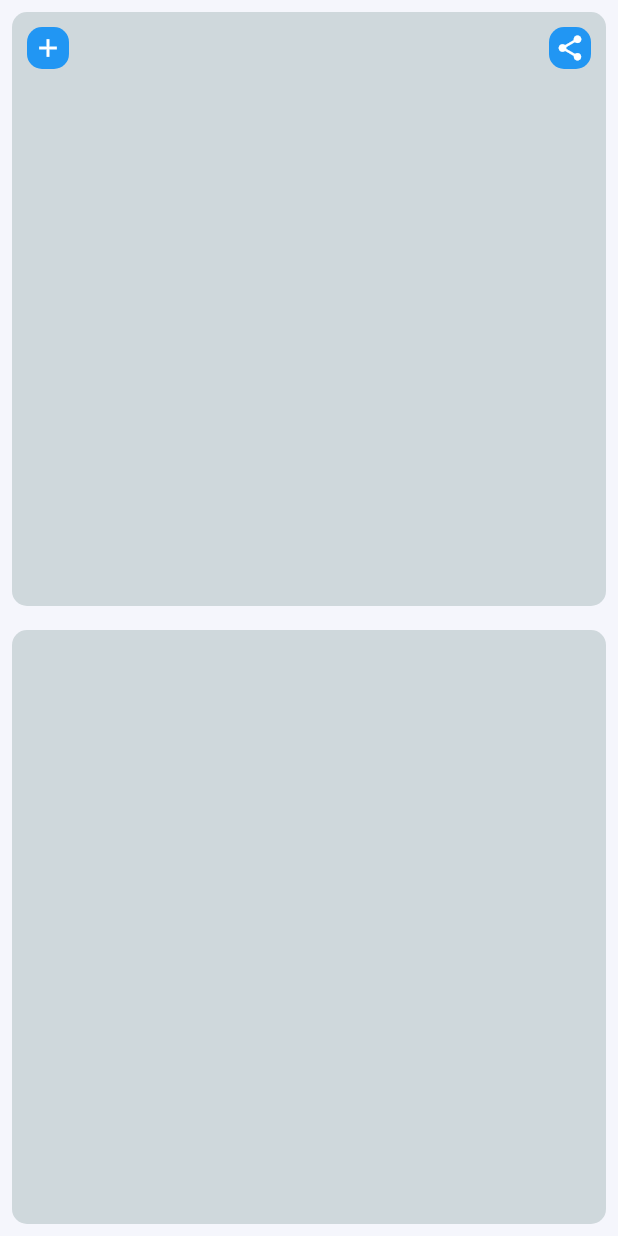
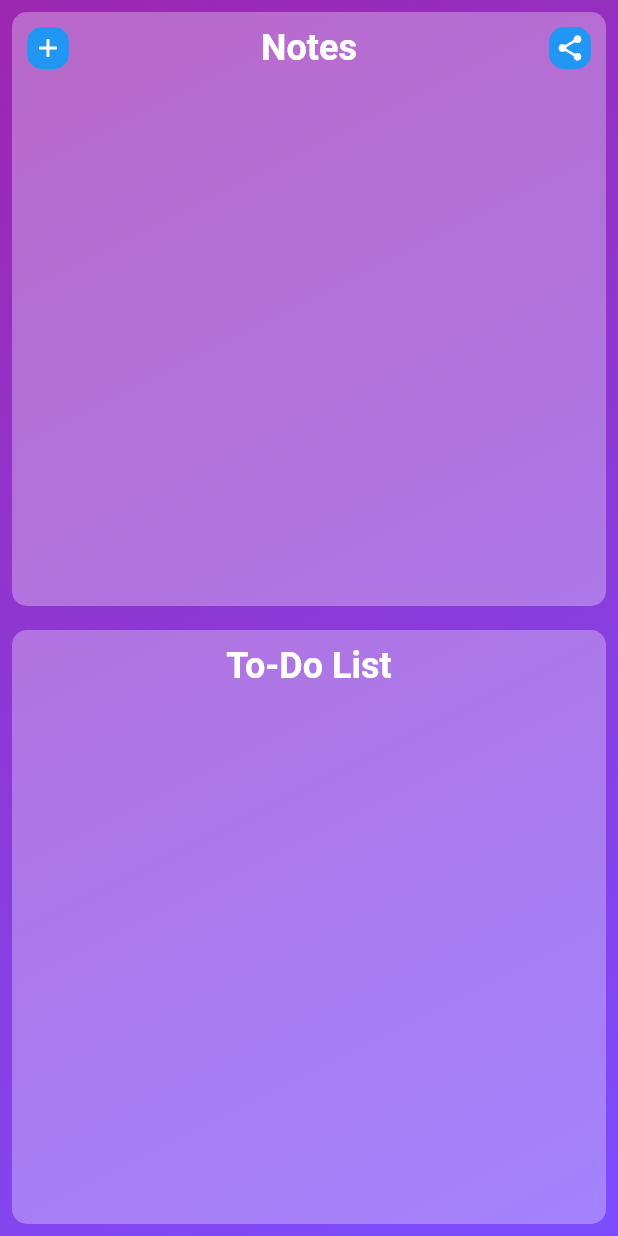
Before and after one commit to turkerontasci/note_app_ui, a Flutter app: the screen it shows after launch, on a phone screen of 412 x 824 dp. Run offline on Flutter 3.47's test engine with Material 2 defaults, Android fonts, the phone set to English and light mode, and no system bars; our stand-ins replace sqflite; accounts and stored records are empty.

Commit message:
HomeScreen & Gradient

```diff
--- a/lib/models/home_widget.dart
+++ b/lib/models/home_widget.dart
@@ -26,7 +26,7 @@ class HomeWidget extends StatelessWidget {
                 height: MediaQuery.of(context).size.height / 2,
                 width: MediaQuery.of(context).size.width,
                 decoration: BoxDecoration(
-                  color: Colors.blueGrey.shade100,
+                  color: const Color(0xFFffffff).withOpacity(0.3),
                   borderRadius: BorderRadius.circular(10.0),
                 ),
                 child: Column(
@@ -63,6 +63,14 @@ class HomeWidget extends StatelessWidget {
                               ),
                             ],
                           ),
+                          const Text(
+                            "Notes",
+                            style: TextStyle(
+                              color: Colors.white,
+                              fontSize: 24.0,
+                              fontWeight: FontWeight.bold,
+                            ),
+                          ),
                           Container(
                             decoration: BoxDecoration(
                               borderRadius: BorderRadius.circular(10.0),
@@ -95,8 +103,29 @@ class HomeWidget extends StatelessWidget {
                 height: MediaQuery.of(context).size.height / 2,
                 width: MediaQuery.of(context).size.width,
                 decoration: BoxDecoration(
-                  color: Colors.blueGrey.shade100,
+                  color: const Color(0xFFffffff).withOpacity(0.3),
                   borderRadius: BorderRadius.circular(10.0),
+                ),
+                child: Column(
+                  children: <Widget>[
+                    Padding(
+                      padding: const EdgeInsets.all(10.0),
+                      child: Row(
+                        crossAxisAlignment: CrossAxisAlignment.center,
+                        mainAxisAlignment: MainAxisAlignment.center,
+                        children: const <Widget>[
+                          Text(
+                            "To-Do List",
+                            style: TextStyle(
+                              color: Colors.white,
+                              fontSize: 24.0,
+                              fontWeight: FontWeight.bold,
+                            ),
+                          ),
+                        ],
+                      ),
+                    ),
+                  ],
                 ),
               ),
             ),
--- a/lib/models/side_menu.dart
+++ b/lib/models/side_menu.dart
@@ -15,7 +15,7 @@ class SideMenu extends StatelessWidget {
       child: Container(
         decoration: BoxDecoration(
           borderRadius: BorderRadius.circular(10.0),
-          color: Colors.blueGrey.shade100,
+          color: const Color(0xFFffffff).withOpacity(0.3),
         ),
         height: double.infinity,
         width: 10,
--- a/lib/screens/home_screen.dart
+++ b/lib/screens/home_screen.dart
@@ -17,10 +17,25 @@ class _HomeScreenState extends State<HomeScreen> {
     Size _size = MediaQuery.of(context).size;
     return SafeArea(
       child: Scaffold(
-        backgroundColor: kSecondaryColor,
+        backgroundColor: Colors.transparent,
         body: Responsive(
-          mobile: const HomeWidget(),
-          tablet: Row(
+          mobile: Container(
+            decoration: const BoxDecoration(
+              gradient: LinearGradient(
+                  begin: Alignment.topLeft,
+                  end: Alignment.bottomRight,
+                  colors: [Colors.purple, Colors.deepPurpleAccent]),
+            ),
+            child: const HomeWidget(),
+          ),
+          tablet: Container(
+            decoration: const BoxDecoration(
+              gradient: LinearGradient(
+                  begin: Alignment.topLeft,
+                  end: Alignment.bottomRight,
+                  colors: [Colors.purple, Colors.orange]),
+            ),
+            child: Row(
               children: const <Widget>[
                 Expanded(
                   flex: 4,
@@ -32,7 +47,15 @@ class _HomeScreenState extends State<HomeScreen> {
                 ),
               ],
             ),
-          desktop: Row(
+          ),
+          desktop: Container(
+            decoration: const BoxDecoration(
+              gradient: LinearGradient(
+                  begin: Alignment.topLeft,
+                  end: Alignment.bottomRight,
+                  colors: [Colors.purple, Colors.orange]),
+            ),
+            child: Row(
               children: const <Widget>[
                 Expanded(
                   flex: 2,
@@ -46,6 +69,7 @@ class _HomeScreenState extends State<HomeScreen> {
             ),
           ),
         ),
+      ),
     );
   }
 }
```
Lines whose indentation alone changed are shown as unchanged.
